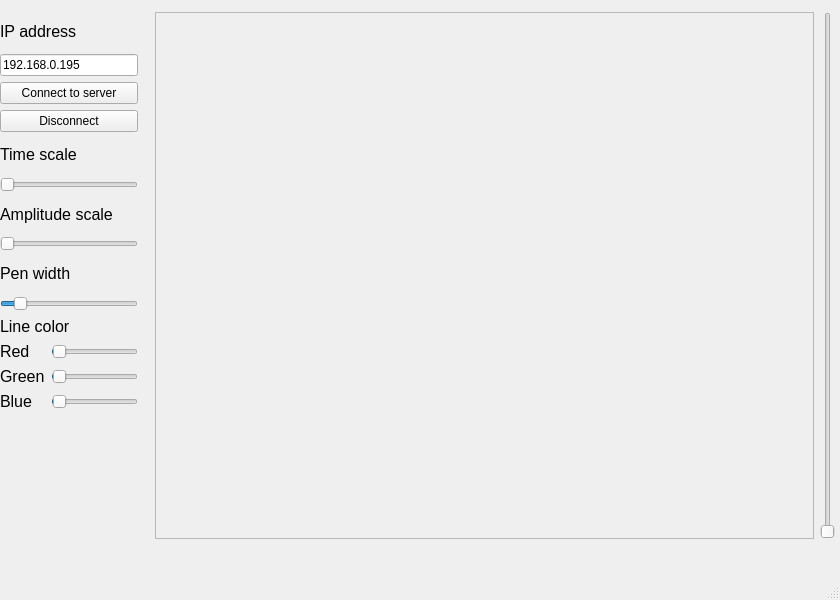
The window that Receiver/mainwindow.ui (XtreeMaJI/Signal-Transmitter) describes before a commit, drawn with Qt 5.
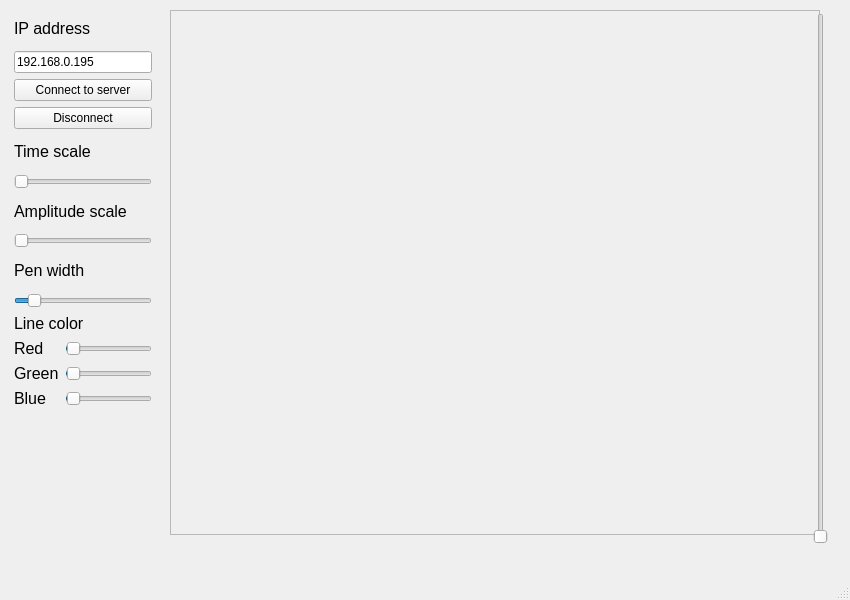
The same window after the commit.

Commit message: Поправил скалирование главного окна

What changed in the file:
```diff
--- a/Receiver/mainwindow.ui
+++ b/Receiver/mainwindow.ui
@@ -6,13 +6,13 @@
    <rect>
     <x>0</x>
     <y>0</y>
-    <width>840</width>
+    <width>850</width>
     <height>600</height>
    </rect>
   </property>
   <property name="minimumSize">
    <size>
-    <width>800</width>
+    <width>850</width>
     <height>600</height>
    </size>
   </property>
@@ -20,11 +20,46 @@
    <string>MainWindow</string>
   </property>
   <widget class="QWidget" name="centralwidget">
+   <widget class="QFrame" name="graphFrame">
+    <property name="geometry">
+     <rect>
+      <x>170</x>
+      <y>10</y>
+      <width>650</width>
+      <height>525</height>
+     </rect>
+    </property>
+    <property name="minimumSize">
+     <size>
+      <width>650</width>
+      <height>525</height>
+     </size>
+    </property>
+    <property name="frameShape">
+     <enum>QFrame::StyledPanel</enum>
+    </property>
+    <property name="frameShadow">
+     <enum>QFrame::Raised</enum>
+    </property>
+   </widget>
+   <widget class="QSlider" name="amplScrollSlider">
+    <property name="geometry">
+     <rect>
+      <x>810</x>
+      <y>13</y>
+      <width>22</width>
+      <height>531</height>
+     </rect>
+    </property>
+    <property name="orientation">
+     <enum>Qt::Vertical</enum>
+    </property>
+   </widget>
    <widget class="QWidget" name="">
     <property name="geometry">
      <rect>
-      <x>0</x>
-      <y>15</y>
+      <x>14</x>
+      <y>12</y>
       <width>138</width>
       <height>396</height>
      </rect>
@@ -247,41 +282,6 @@
      </item>
     </layout>
    </widget>
-   <widget class="QWidget" name="">
-    <property name="geometry">
-     <rect>
-      <x>155</x>
-      <y>12</y>
-      <width>680</width>
-      <height>527</height>
-     </rect>
-    </property>
-    <layout class="QHBoxLayout" name="horizontalLayout">
-     <item>
-      <widget class="QFrame" name="graphFrame">
-       <property name="minimumSize">
-        <size>
-         <width>650</width>
-         <height>525</height>
-        </size>
-       </property>
-       <property name="frameShape">
-        <enum>QFrame::StyledPanel</enum>
-       </property>
-       <property name="frameShadow">
-        <enum>QFrame::Raised</enum>
-       </property>
-      </widget>
-     </item>
-     <item>
-      <widget class="QSlider" name="amplScrollSlider">
-       <property name="orientation">
-        <enum>Qt::Vertical</enum>
-       </property>
-      </widget>
-     </item>
-    </layout>
-   </widget>
   </widget>
   <widget class="QMenuBar" name="menubar">
    <property name="geometry">
```
Left out of the diff: 2 changed lines with no effect on the pictures. The commit also changes 2 other files.
